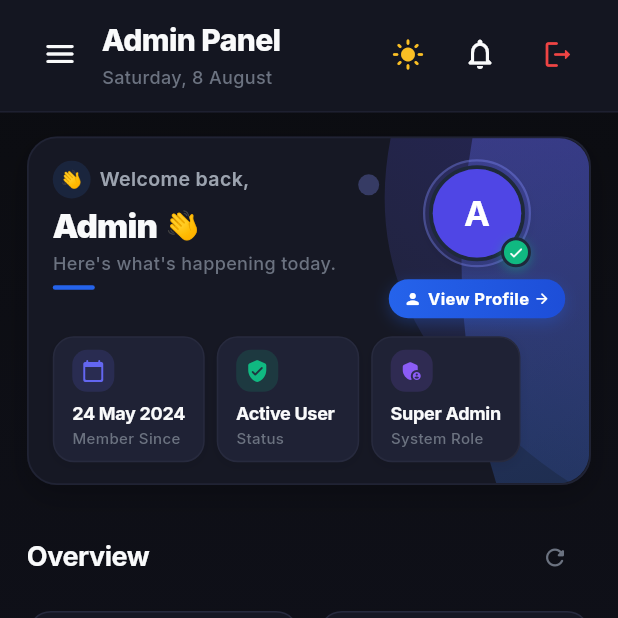
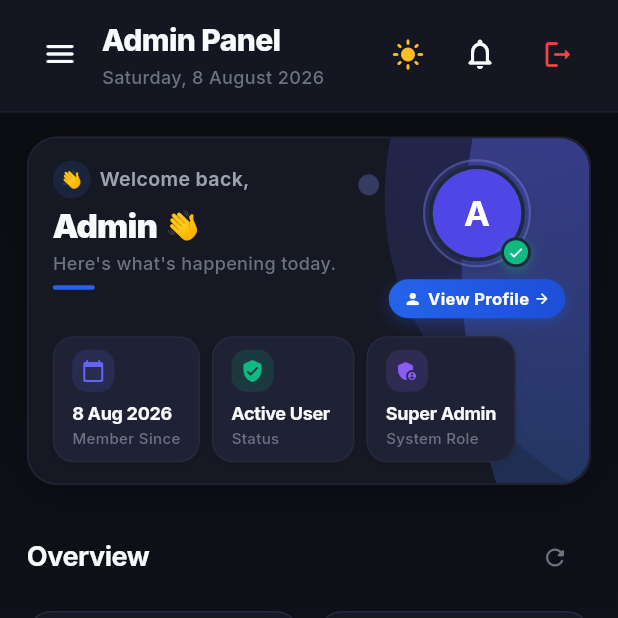
Before and after one commit to ayushchoudhary4507/AMS-MOBILE-APP-, a Flutter app: the AdminDashboard screen opened by its route, on a phone screen of 412 x 824 dp, the top half of it. Run offline on Flutter 3.47's test engine with Material 3 defaults, Android fonts, the phone set to English and light mode, and no system bars; drawn by our look-alikes of flutter_animate; our stand-ins replace cached_network_image, dio, firebase_core, firebase_messaging, flutter_local_notifications, flutter_riverpod and 7 more; accounts and stored records are empty; network calls fail; statements that could not run were skipped.

```diff
--- a/lib/screens/admin/admin_dashboard.dart
+++ b/lib/screens/admin/admin_dashboard.dart
@@ -47,7 +47,7 @@ class _AdminDashboardState extends ConsumerState<AdminDashboard> {
   Widget build(BuildContext context) {
     ref.watch(notifScreenProvider);
     final auth = ref.watch(authProvider);
-    final today = DateFormat('EEEE, d MMMM').format(DateTime.now());
+    final today = DateFormat('EEEE, d MMMM yyyy').format(DateTime.now());
 
     return Scaffold(
       key: _scaffoldKey,
@@ -1444,14 +1444,38 @@ class _AdminDashboardState extends ConsumerState<AdminDashboard> {
     final auth = ref.watch(authProvider);
     final user = auth.user;
 
-    // Member Since date calculation
-    String memberSince = '24 May 2024';
-    final rawDate = user?['createdAt'] ?? user?['joiningDate'] ?? user?['created_at'];
-    if (rawDate != null) {
+    // Member Since date calculation dynamically from user/employee profile
+    String memberSince = '';
+    final rawDate = user?['createdAt'] ?? user?['joiningDate'] ?? user?['created_at'] ?? user?['dateJoined'] ?? user?['date'];
+    if (rawDate != null && rawDate.toString().trim().isNotEmpty) {
       try {
         final dt = DateTime.parse(rawDate.toString());
         memberSince = DateFormat('d MMM yyyy').format(dt);
       } catch (_) {}
+    }
+    if (memberSince.isEmpty) {
+      final empList = ref.watch(employeeProvider).employees;
+      final uEmail = user?['email']?.toString().toLowerCase();
+      final uName = user?['name']?.toString().toLowerCase();
+      for (var emp in empList) {
+        if (emp is Map) {
+          final eEmail = emp['email']?.toString().toLowerCase();
+          final eName = emp['name']?.toString().toLowerCase();
+          if ((uEmail != null && eEmail == uEmail) || (uName != null && eName == uName)) {
+            final eDate = emp['joiningDate'] ?? emp['createdAt'] ?? emp['created_at'];
+            if (eDate != null && eDate.toString().trim().isNotEmpty) {
+              try {
+                final dt = DateTime.parse(eDate.toString());
+                memberSince = DateFormat('d MMM yyyy').format(dt);
+                break;
+              } catch (_) {}
+            }
+          }
+        }
+      }
+    }
+    if (memberSince.isEmpty) {
+      memberSince = DateFormat('d MMM yyyy').format(DateTime.now());
     }
 
     final roleStr = (user?['role'] ?? auth.role ?? 'Admin').toString();
```
Also changed, not shown: lib/providers/chat_provider.dart (+10 -3 lines), lib/screens/chat/chat_list_screen.dart (+24 -5 lines), lib/screens/chat/chat_room_screen.dart (+74 -5 lines).
